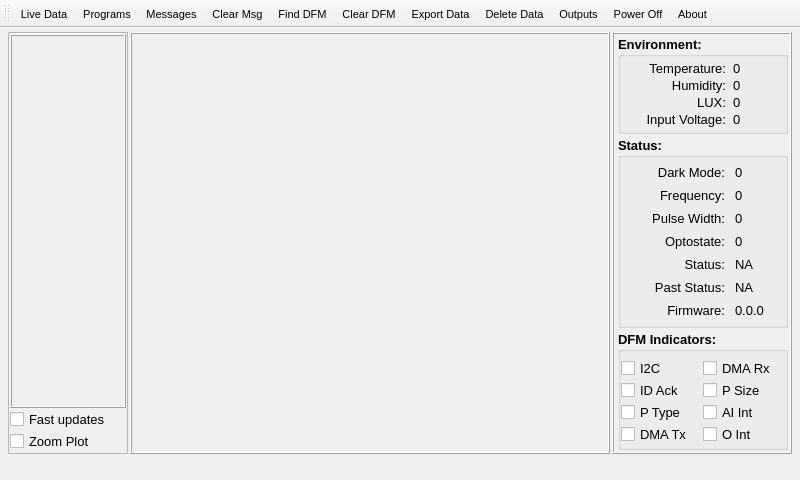
Old version of the form Mainwindow.ui in the repository spletcher1/PyMCU.
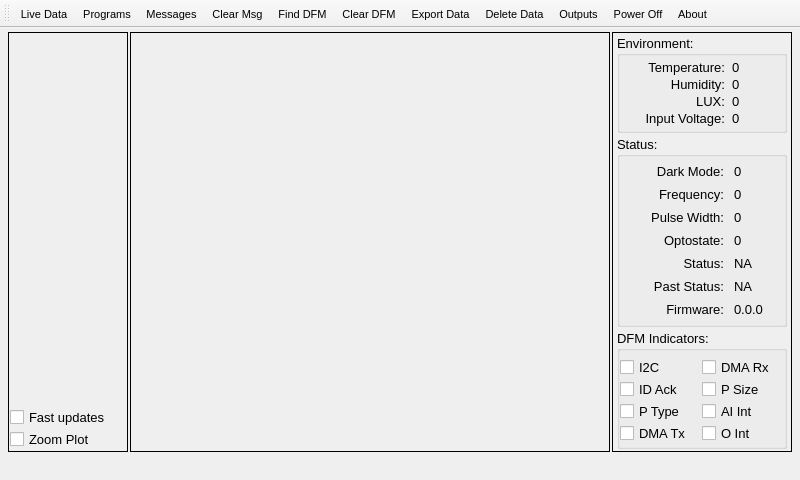
New version of the form. The open tabs and pages were chosen to show the change. Icons and pictures are not drawn.

Commit message: isc dark theme stuff

```diff
--- a/Mainwindow.ui
+++ b/Mainwindow.ui
@@ -40,7 +40,7 @@
      <number>6</number>
     </property>
     <property name="bottomMargin">
-     <number>2</number>
+     <number>4</number>
     </property>
     <item>
      <widget class="QStackedWidget" name="StackedPages">
@@ -51,7 +51,7 @@
        </size>
       </property>
       <property name="currentIndex">
-       <number>1</number>
+       <number>0</number>
       </property>
       <widget class="QWidget" name="ProgramPage">
        <property name="toolTipDuration">
@@ -89,8 +89,8 @@
             <rect>
              <x>0</x>
              <y>0</y>
-             <width>98</width>
-             <height>88</height>
+             <width>580</width>
+             <height>384</height>
             </rect>
            </property>
            <layout class="QVBoxLayout" name="verticalLayout_6">
@@ -181,7 +181,7 @@
               </property>
               <property name="font">
                <font>
-                <pointsize>13</pointsize>
+                <pointsize>12</pointsize>
                </font>
               </property>
               <property name="minimumDate">
@@ -382,10 +382,10 @@
            </size>
           </property>
           <property name="frameShape">
-           <enum>QFrame::StyledPanel</enum>
+           <enum>QFrame::Box</enum>
           </property>
           <property name="frameShadow">
-           <enum>QFrame::Raised</enum>
+           <enum>QFrame::Plain</enum>
           </property>
           <layout class="QVBoxLayout" name="verticalLayout_11">
            <property name="spacing">
@@ -424,10 +424,13 @@
               </size>
              </property>
              <property name="frameShape">
-              <enum>QFrame::Box</enum>
+              <enum>QFrame::NoFrame</enum>
              </property>
              <property name="frameShadow">
-              <enum>QFrame::Raised</enum>
+              <enum>QFrame::Plain</enum>
+             </property>
+             <property name="lineWidth">
+              <number>0</number>
              </property>
              <property name="horizontalScrollBarPolicy">
               <enum>Qt::ScrollBarAlwaysOff</enum>
@@ -443,8 +446,8 @@
                <rect>
                 <x>0</x>
                 <y>0</y>
-                <width>112</width>
-                <height>332</height>
+                <width>116</width>
+                <height>336</height>
                </rect>
               </property>
               <layout class="QVBoxLayout" name="DFMListLayout2">
@@ -515,7 +518,10 @@
            <enum>QFrame::Box</enum>
           </property>
           <property name="frameShadow">
-           <enum>QFrame::Raised</enum>
+           <enum>QFrame::Plain</enum>
+          </property>
+          <property name="lineWidth">
+           <number>1</number>
           </property>
           <layout class="QHBoxLayout" name="DFMPlotLayout">
            <property name="spacing">
@@ -548,7 +554,7 @@
            <enum>QFrame::Box</enum>
           </property>
           <property name="frameShadow">
-           <enum>QFrame::Raised</enum>
+           <enum>QFrame::Plain</enum>
           </property>
           <layout class="QVBoxLayout" name="DFMListLayout">
            <property name="spacing">
@@ -561,7 +567,7 @@
             <number>2</number>
            </property>
            <property name="rightMargin">
-            <number>2</number>
+            <number>4</number>
            </property>
            <property name="bottomMargin">
             <number>2</number>
@@ -583,8 +589,7 @@
              <property name="font">
               <font>
                <pointsize>10</pointsize>
-               <weight>75</weight>
-               <bold>true</bold>
+               <bold>false</bold>
               </font>
              </property>
              <property name="title">
@@ -617,7 +622,6 @@
                 <property name="font">
                  <font>
                   <pointsize>10</pointsize>
-                  <weight>75</weight>
                   <bold>true</bold>
                  </font>
                 </property>
@@ -651,7 +655,6 @@
                    <property name="font">
                     <font>
                      <pointsize>10</pointsize>
-                     <weight>50</weight>
                      <bold>false</bold>
                     </font>
                    </property>
@@ -671,7 +674,6 @@
                    <property name="font">
                     <font>
                      <pointsize>10</pointsize>
-                     <weight>50</weight>
                      <bold>false</bold>
                     </font>
                    </property>
@@ -691,7 +693,6 @@
                    <property name="font">
                     <font>
                      <pointsize>10</pointsize>
-                     <weight>50</weight>
                      <bold>false</bold>
                     </font>
                    </property>
@@ -711,7 +712,6 @@
                    <property name="font">
                     <font>
                      <pointsize>10</pointsize>
-                     <weight>50</weight>
                      <bold>false</bold>
                     </font>
                    </property>
@@ -740,7 +740,6 @@
                 <property name="font">
                  <font>
                   <pointsize>10</pointsize>
-                  <weight>75</weight>
                   <bold>true</bold>
                  </font>
                 </property>
@@ -771,7 +770,6 @@
                    <property name="font">
                     <font>
                      <pointsize>10</pointsize>
-                     <weight>50</weight>
                      <bold>false</bold>
                     </font>
                    </property>
@@ -785,7 +783,6 @@
                    <property name="font">
                     <font>
                      <pointsize>10</pointsize>
-                     <weight>50</weight>
                      <bold>false</bold>
                     </font>
                    </property>
@@ -799,7 +796,6 @@
                    <property name="font">
                     <font>
                      <pointsize>10</pointsize>
-                     <weight>50</weight>
                      <bold>false</bold>
                     </font>
                    </property>
@@ -813,7 +809,6 @@
                    <property name="font">
                     <font>
                      <pointsize>10</pointsize>
-                     <weight>50</weight>
                      <bold>false</bold>
                     </font>
                    </property>
@@ -845,8 +840,7 @@
              <property name="font">
               <font>
                <pointsize>10</pointsize>
-               <weight>75</weight>
-               <bold>true</bold>
+               <bold>false</bold>
               </font>
              </property>
              <property name="title">
@@ -879,7 +873,6 @@
                 <property name="font">
                  <font>
                   <pointsize>10</pointsize>
-                  <weight>75</weight>
                   <bold>true</bold>
                  </font>
                 </property>
@@ -913,7 +906,6 @@
                    <property name="font">
                     <font>
                      <pointsize>10</pointsize>
-                     <weight>50</weight>
                      <bold>false</bold>
                     </font>
                    </property>
@@ -933,7 +925,6 @@
                    <property name="font">
                     <font>
                      <pointsize>10</pointsize>
-                     <weight>50</weight>
                      <bold>false</bold>
                     </font>
                    </property>
@@ -953,7 +944,6 @@
                    <property name="font">
                     <font>
                      <pointsize>10</pointsize>
-                     <weight>50</weight>
                      <bold>false</bold>
                     </font>
                    </property>
@@ -976,7 +966,6 @@
                    <property name="font">
                     <font>
                      <pointsize>10</pointsize>
-                     <weight>50</weight>
                      <bold>false</bold>
                     </font>
                    </property>
@@ -999,7 +988,6 @@
                    <property name="font">
                     <font>
                      <pointsize>10</pointsize>
-                     <weight>50</weight>
                      <bold>false</bold>
                     </font>
                    </property>
@@ -1016,7 +1004,6 @@
                    <property name="font">
                     <font>
                      <pointsize>10</pointsize>
-                     <weight>50</weight>
                      <bold>false</bold>
                     </font>
                    </property>
@@ -1033,7 +1020,6 @@
                    <property name="font">
                     <font>
                      <pointsize>10</pointsize>
-                     <weight>50</weight>
                      <bold>false</bold>
                     </font>
                    </property>
@@ -1059,7 +1045,6 @@
                 <property name="font">
                  <font>
                   <pointsize>10</pointsize>
-                  <weight>75</weight>
                   <bold>true</bold>
                  </font>
                 </property>
@@ -1090,7 +1075,6 @@
                    <property name="font">
                     <font>
                      <pointsize>10</pointsize>
-                     <weight>50</weight>
                      <bold>false</bold>
                     </font>
                    </property>
@@ -1104,7 +1088,6 @@
                    <property name="font">
                     <font>
                      <pointsize>10</pointsize>
-                     <weight>50</weight>
                      <bold>false</bold>
                     </font>
                    </property>
@@ -1118,7 +1101,6 @@
                    <property name="font">
                     <font>
                      <pointsize>10</pointsize>
-                     <weight>50</weight>
                      <bold>false</bold>
                     </font>
                    </property>
@@ -1132,7 +1114,6 @@
                    <property name="font">
                     <font>
                      <pointsize>10</pointsize>
-                     <weight>50</weight>
                      <bold>false</bold>
                     </font>
                    </property>
@@ -1146,7 +1127,6 @@
                    <property name="font">
                     <font>
                      <pointsize>10</pointsize>
-                     <weight>50</weight>
                      <bold>false</bold>
                     </font>
                    </property>
@@ -1160,7 +1140,6 @@
                    <property name="font">
                     <font>
                      <pointsize>10</pointsize>
-                     <weight>50</weight>
                      <bold>false</bold>
                     </font>
                    </property>
@@ -1174,7 +1153,6 @@
                    <property name="font">
                     <font>
                      <pointsize>10</pointsize>
-                     <weight>50</weight>
                      <bold>false</bold>
                     </font>
                    </property>
@@ -1200,8 +1178,7 @@
              <property name="font">
               <font>
                <pointsize>10</pointsize>
-               <weight>75</weight>
-               <bold>true</bold>
+               <bold>false</bold>
               </font>
              </property>
              <property name="title">
@@ -1231,7 +1208,6 @@
                 <property name="font">
                  <font>
                   <pointsize>10</pointsize>
-                  <weight>50</weight>
                   <bold>false</bold>
                  </font>
                 </property>
@@ -1248,7 +1224,6 @@
                 <property name="font">
                  <font>
                   <pointsize>10</pointsize>
-                  <weight>50</weight>
                   <bold>false</bold>
                  </font>
                 </property>
@@ -1265,7 +1240,6 @@
                 <property name="font">
                  <font>
                   <pointsize>10</pointsize>
-                  <weight>50</weight>
                   <bold>false</bold>
                  </font>
                 </property>
@@ -1282,7 +1256,6 @@
                 <property name="font">
                  <font>
                   <pointsize>10</pointsize>
-                  <weight>50</weight>
                   <bold>false</bold>
                  </font>
                 </property>
@@ -1299,7 +1272,6 @@
                 <property name="font">
                  <font>
                   <pointsize>10</pointsize>
-                  <weight>50</weight>
                   <bold>false</bold>
                  </font>
                 </property>
@@ -1319,7 +1291,6 @@
                 <property name="font">
                  <font>
                   <pointsize>10</pointsize>
-                  <weight>50</weight>
                   <bold>false</bold>
                  </font>
                 </property>
@@ -1336,7 +1307,6 @@
                 <property name="font">
                  <font>
                   <pointsize>10</pointsize>
-                  <weight>50</weight>
                   <bold>false</bold>
                  </font>
                 </property>
@@ -1350,7 +1320,6 @@
                 <property name="font">
                  <font>
                   <pointsize>10</pointsize>
-                  <weight>50</weight>
                   <bold>false</bold>
                  </font>
                 </property>
@@ -1403,8 +1372,8 @@
             <rect>
              <x>0</x>
              <y>0</y>
-             <width>98</width>
-             <height>90</height>
+             <width>775</width>
+             <height>384</height>
             </rect>
            </property>
            <layout class="QHBoxLayout" name="horizontalLayout_6">
```
The commit also changes 1 other file.
